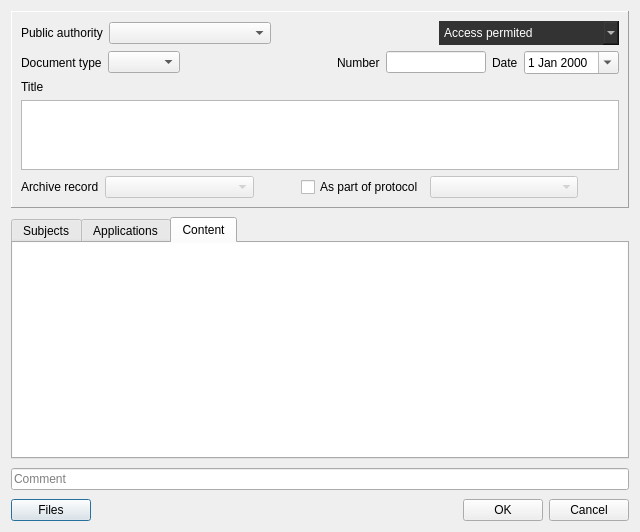
caxapyk/pa-decision, file dialogs/decisionbasedialog.ui: the form before one commit.
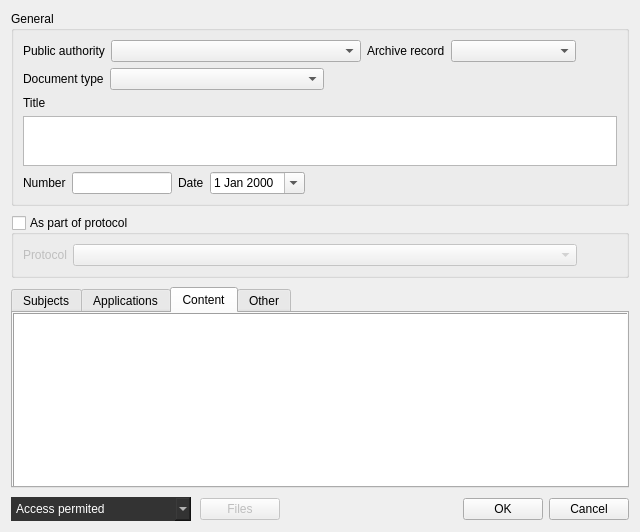
The form after the commit. The open tabs and pages were chosen to show the change. Icons and pictures are not drawn.

Commit message: decision dialog refactoring

```diff
--- a/dialogs/decisionbasedialog.ui
+++ b/dialogs/decisionbasedialog.ui
@@ -17,25 +17,19 @@
    <iconset resource="../resources.qrc">
     <normaloff>:/icons/icons/icon.png</normaloff>:/icons/icons/icon.png</iconset>
   </property>
+  <property name="styleSheet">
+   <string notr="true"/>
+  </property>
   <layout class="QVBoxLayout" name="verticalLayout_9">
    <property name="spacing">
     <number>9</number>
    </property>
    <item>
-    <widget class="QFrame" name="frame">
-     <property name="sizePolicy">
-      <sizepolicy hsizetype="Preferred" vsizetype="Fixed">
-       <horstretch>0</horstretch>
-       <verstretch>0</verstretch>
-      </sizepolicy>
+    <widget class="QGroupBox" name="groupBox">
+     <property name="title">
+      <string>General</string>
      </property>
-     <property name="frameShape">
-      <enum>QFrame::Panel</enum>
-     </property>
-     <property name="frameShadow">
-      <enum>QFrame::Raised</enum>
-     </property>
-     <layout class="QVBoxLayout" name="verticalLayout">
+     <layout class="QVBoxLayout" name="verticalLayout_2">
       <item>
        <layout class="QHBoxLayout" name="horizontalLayout_4">
         <item>
@@ -62,40 +56,49 @@
          </widget>
         </item>
         <item>
-         <spacer name="horizontalSpacer">
-          <property name="orientation">
-           <enum>Qt::Horizontal</enum>
-          </property>
-          <property name="sizeHint" stdset="0">
-           <size>
-            <width>40</width>
-            <height>20</height>
-           </size>
-          </property>
-         </spacer>
-        </item>
-        <item>
-         <widget class="QComboBox" name="cB_access">
-          <property name="minimumSize">
-           <size>
-            <width>180</width>
-            <height>24</height>
-           </size>
-          </property>
-          <property name="styleSheet">
-           <string notr="true">border:0px;background-color:#333;color:#fff;</string>
-          </property>
+         <layout class="QHBoxLayout" name="horizontalLayout">
           <item>
-           <property name="text">
-            <string>Access permited</string>
-           </property>
+           <widget class="QLabel" name="label_2">
+            <property name="text">
+             <string>Archive record</string>
+            </property>
+           </widget>
           </item>
           <item>
-           <property name="text">
-            <string>Access denied</string>
-           </property>
+           <layout class="QHBoxLayout" name="horizontalLayout_6">
+            <property name="spacing">
+             <number>1</number>
+            </property>
+            <item>
+             <widget class="QComboBox" name="cB_record">
+              <property name="enabled">
+               <bool>true</bool>
+              </property>
+              <property name="sizePolicy">
+               <sizepolicy hsizetype="Expanding" vsizetype="Fixed">
+                <horstretch>0</horstretch>
+                <verstretch>0</verstretch>
+               </sizepolicy>
+              </property>
+             </widget>
+            </item>
+            <item>
+             <widget class="QPushButton" name="pB_record">
+              <property name="text">
+               <string/>
+              </property>
+              <property name="icon">
+               <iconset resource="../resources.qrc">
+                <normaloff>:/icons/icons/open-16.png</normaloff>:/icons/icons/open-16.png</iconset>
+              </property>
+              <property name="flat">
+               <bool>true</bool>
+              </property>
+             </widget>
+            </item>
+           </layout>
           </item>
-         </widget>
+         </layout>
         </item>
        </layout>
       </item>
@@ -152,6 +155,40 @@
           </property>
          </spacer>
         </item>
+       </layout>
+      </item>
+      <item>
+       <layout class="QVBoxLayout" name="verticalLayout_4">
+        <property name="sizeConstraint">
+         <enum>QLayout::SetDefaultConstraint</enum>
+        </property>
+        <item>
+         <widget class="QLabel" name="label_7">
+          <property name="text">
+           <string>Title</string>
+          </property>
+         </widget>
+        </item>
+        <item>
+         <widget class="QPlainTextEdit" name="plainTextEdit">
+          <property name="sizePolicy">
+           <sizepolicy hsizetype="Preferred" vsizetype="Fixed">
+            <horstretch>0</horstretch>
+            <verstretch>0</verstretch>
+           </sizepolicy>
+          </property>
+          <property name="maximumSize">
+           <size>
+            <width>16777215</width>
+            <height>50</height>
+           </size>
+          </property>
+         </widget>
+        </item>
+       </layout>
+      </item>
+      <item>
+       <layout class="QHBoxLayout" name="horizontalLayout_10">
         <item>
          <widget class="QLabel" name="label_3">
           <property name="text">
@@ -184,115 +221,83 @@
         </item>
         <item>
          <widget class="QDateEdit" name="dE_date">
+          <property name="styleSheet">
+           <string notr="true">QCalendarWidget QWidget#qt_calendar_navigationbar {
+background-color:  #666;
+}</string>
+          </property>
           <property name="calendarPopup">
            <bool>true</bool>
           </property>
          </widget>
         </item>
-       </layout>
-      </item>
-      <item>
-       <layout class="QVBoxLayout" name="verticalLayout_4">
-        <property name="sizeConstraint">
-         <enum>QLayout::SetDefaultConstraint</enum>
-        </property>
         <item>
-         <widget class="QLabel" name="label_7">
-          <property name="text">
-           <string>Title</string>
+         <spacer name="horizontalSpacer">
+          <property name="orientation">
+           <enum>Qt::Horizontal</enum>
           </property>
-         </widget>
-        </item>
-        <item>
-         <widget class="QPlainTextEdit" name="pTE_title">
-          <property name="sizePolicy">
-           <sizepolicy hsizetype="Preferred" vsizetype="Preferred">
-            <horstretch>0</horstretch>
-            <verstretch>0</verstretch>
-           </sizepolicy>
-          </property>
-          <property name="maximumSize">
+          <property name="sizeHint" stdset="0">
            <size>
-            <width>16777215</width>
-            <height>70</height>
+            <width>40</width>
+            <height>20</height>
            </size>
           </property>
-          <property name="documentTitle">
-           <string/>
-          </property>
-          <property name="overwriteMode">
-           <bool>false</bool>
-          </property>
-          <property name="tabStopWidth">
-           <number>80</number>
-          </property>
-          <property name="backgroundVisible">
-           <bool>false</bool>
-          </property>
-          <property name="centerOnScroll">
-           <bool>false</bool>
-          </property>
-          <property name="placeholderText">
-           <string/>
-          </property>
-         </widget>
+         </spacer>
         </item>
        </layout>
       </item>
+     </layout>
+    </widget>
+   </item>
+   <item>
+    <widget class="QGroupBox" name="gB_protocol">
+     <property name="enabled">
+      <bool>true</bool>
+     </property>
+     <property name="styleSheet">
+      <string notr="true"/>
+     </property>
+     <property name="title">
+      <string>As part of protocol</string>
+     </property>
+     <property name="flat">
+      <bool>false</bool>
+     </property>
+     <property name="checkable">
+      <bool>true</bool>
+     </property>
+     <property name="checked">
+      <bool>false</bool>
+     </property>
+     <layout class="QHBoxLayout" name="horizontalLayout_7">
+      <property name="spacing">
+       <number>6</number>
+      </property>
+      <property name="leftMargin">
+       <number>9</number>
+      </property>
+      <property name="topMargin">
+       <number>9</number>
+      </property>
+      <property name="rightMargin">
+       <number>9</number>
+      </property>
+      <property name="bottomMargin">
+       <number>9</number>
+      </property>
       <item>
-       <layout class="QHBoxLayout" name="horizontalLayout">
+       <layout class="QHBoxLayout" name="horizontalLayout_9">
         <item>
-         <widget class="QLabel" name="label_2">
+         <widget class="QLabel" name="label_6">
           <property name="text">
-           <string>Archive record</string>
+           <string>Protocol</string>
           </property>
          </widget>
         </item>
         <item>
-         <layout class="QHBoxLayout" name="horizontalLayout_6">
+         <layout class="QHBoxLayout" name="horizontalLayout_5">
           <property name="spacing">
-           <number>1</number>
-          </property>
-          <item>
-           <widget class="QComboBox" name="cB_record">
-            <property name="enabled">
-             <bool>false</bool>
-            </property>
-            <property name="sizePolicy">
-             <sizepolicy hsizetype="Expanding" vsizetype="Fixed">
-              <horstretch>0</horstretch>
-              <verstretch>0</verstretch>
-             </sizepolicy>
-            </property>
-           </widget>
-          </item>
-          <item>
-           <widget class="QPushButton" name="pB_record">
-            <property name="text">
-             <string/>
-            </property>
-            <property name="icon">
-             <iconset resource="../resources.qrc">
-              <normaloff>:/icons/icons/open-16.png</normaloff>:/icons/icons/open-16.png</iconset>
-            </property>
-            <property name="flat">
-             <bool>true</bool>
-            </property>
-           </widget>
-          </item>
-         </layout>
-        </item>
-        <item>
-         <widget class="QCheckBox" name="cB_related">
-          <property name="text">
-           <string>As part of protocol</string>
-          </property>
-         </widget>
-        </item>
-        <item>
-         <layout class="QHBoxLayout" name="horizontalLayout_7">
-          <property name="spacing">
-           <number>1</number>
+           <number>0</number>
           </property>
           <item>
            <widget class="QComboBox" name="cB_protocol">
@@ -388,7 +393,25 @@
       <attribute name="title">
        <string>Content</string>
       </attribute>
-      <layout class="QVBoxLayout" name="verticalLayout_2">
+      <widget class="QTextEdit" name="textEdit">
+       <property name="geometry">
+        <rect>
+         <x>0</x>
+         <y>0</y>
+         <width>618</width>
+         <height>186</height>
+        </rect>
+       </property>
+       <property name="frameShape">
+        <enum>QFrame::Box</enum>
+       </property>
+      </widget>
+     </widget>
+     <widget class="QWidget" name="tab_4">
+      <attribute name="title">
+       <string>Other</string>
+      </attribute>
+      <layout class="QVBoxLayout" name="verticalLayout">
        <property name="spacing">
         <number>0</number>
        </property>
@@ -405,9 +428,9 @@
         <number>0</number>
        </property>
        <item>
-        <widget class="QTextEdit" name="textEdit">
-         <property name="frameShape">
-          <enum>QFrame::NoFrame</enum>
+        <widget class="QPlainTextEdit" name="plainTextEdit_2">
+         <property name="placeholderText">
+          <string>Comment</string>
          </property>
         </widget>
        </item>
@@ -415,17 +438,36 @@
      </widget>
     </widget>
    </item>
-   <item>
-    <widget class="QLineEdit" name="lineEdit">
-     <property name="placeholderText">
-      <string>Comment</string>
-     </property>
-    </widget>
-   </item>
    <item>
     <layout class="QHBoxLayout" name="horizontalLayout_8">
      <item>
-      <widget class="QPushButton" name="pushButton_3">
+      <widget class="QComboBox" name="cB_access">
+       <property name="minimumSize">
+        <size>
+         <width>180</width>
+         <height>24</height>
+        </size>
+       </property>
+       <property name="styleSheet">
+        <string notr="true">border:0px;background-color:#333;color:#fff;</string>
+       </property>
+       <item>
+        <property name="text">
+         <string>Access permited</string>
+        </property>
+       </item>
+       <item>
+        <property name="text">
+         <string>Access denied</string>
+        </property>
+       </item>
+      </widget>
+     </item>
+     <item>
+      <widget class="QPushButton" name="pB_files">
+       <property name="enabled">
+        <bool>false</bool>
+       </property>
        <property name="text">
         <string>Files</string>
        </property>
```
The commit also changes 7 other files.
